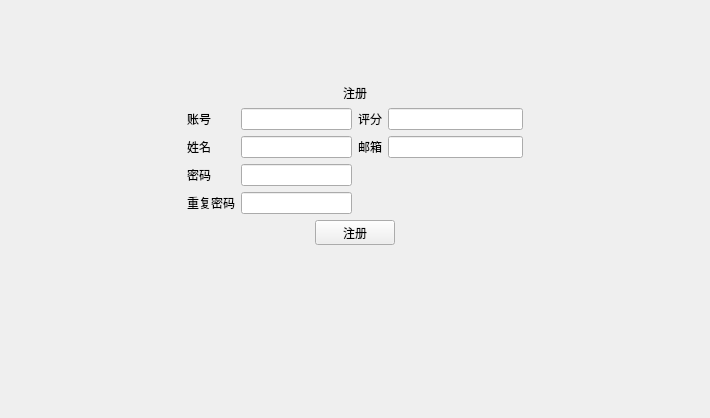
Above: Register.ui from Lemonlittlesweet/Academic-Affairs-Management-System before the change. Below: the same form after it.
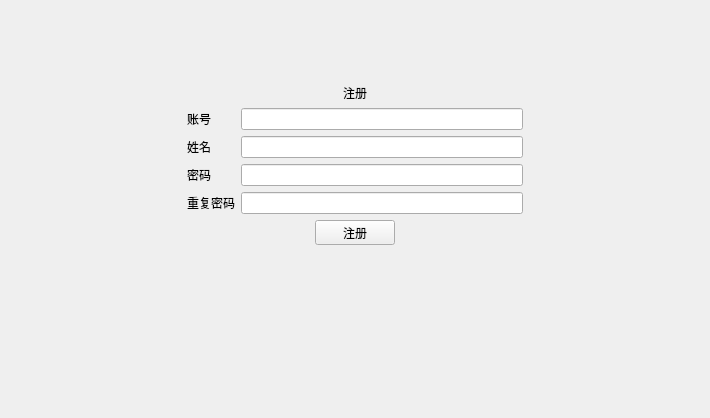
That is the form after the change.

The edit to the form file:
```diff
--- a/Register.ui
+++ b/Register.ui
@@ -165,30 +165,6 @@
           </item>
          </layout>
         </item>
-        <item>
-         <layout class="QFormLayout" name="formLayout_2">
-          <item row="0" column="0">
-           <widget class="QLabel" name="label_6">
-            <property name="text">
-             <string>评分</string>
-            </property>
-           </widget>
-          </item>
-          <item row="0" column="1">
-           <widget class="QLineEdit" name="grade"/>
-          </item>
-          <item row="1" column="0">
-           <widget class="QLabel" name="label_7">
-            <property name="text">
-             <string>邮箱</string>
-            </property>
-           </widget>
-          </item>
-          <item row="1" column="1">
-           <widget class="QLineEdit" name="mail"/>
-          </item>
-         </layout>
-        </item>
        </layout>
       </item>
       <item row="4" column="1" colspan="2">
```
